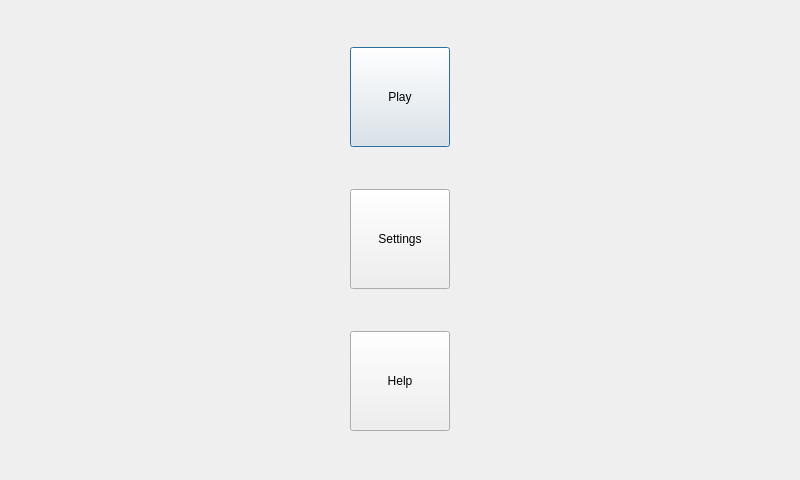
Before: the Qt Designer form maindialog.ui in lmnp/TexasHoldemManager, drawn with Qt 5.
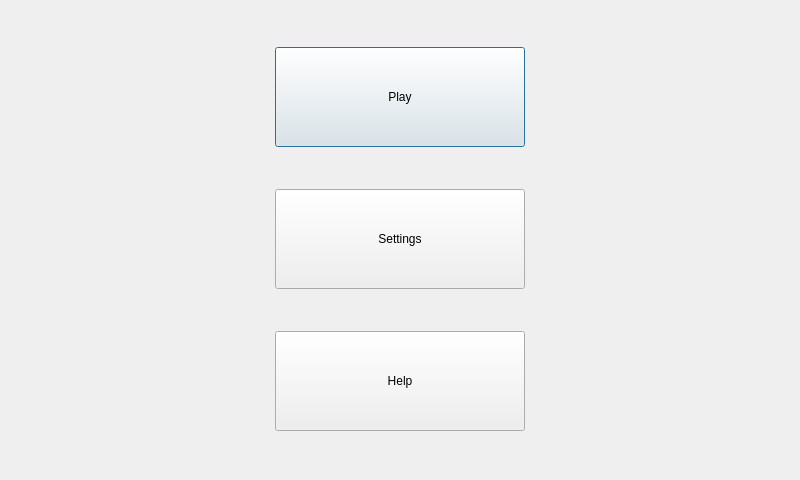
After: the same form once the commit is applied.

Commit message: Made buttons look nicer

Patch:
```diff
--- a/maindialog.ui
+++ b/maindialog.ui
@@ -16,15 +16,21 @@
   <layout class="QGridLayout" name="gridLayout">
    <item row="0" column="0">
     <widget class="QPushButton" name="pb_play">
+     <property name="sizePolicy">
+      <sizepolicy hsizetype="Fixed" vsizetype="Fixed">
+       <horstretch>0</horstretch>
+       <verstretch>0</verstretch>
+      </sizepolicy>
+     </property>
      <property name="minimumSize">
       <size>
-       <width>100</width>
+       <width>250</width>
        <height>100</height>
       </size>
      </property>
      <property name="maximumSize">
       <size>
-       <width>100</width>
+       <width>250</width>
        <height>100</height>
       </size>
      </property>
@@ -35,15 +41,21 @@
    </item>
    <item row="1" column="0">
     <widget class="QPushButton" name="pb_settings">
+     <property name="sizePolicy">
+      <sizepolicy hsizetype="Fixed" vsizetype="Fixed">
+       <horstretch>0</horstretch>
+       <verstretch>0</verstretch>
+      </sizepolicy>
+     </property>
      <property name="minimumSize">
       <size>
-       <width>100</width>
+       <width>250</width>
        <height>100</height>
       </size>
      </property>
      <property name="maximumSize">
       <size>
-       <width>100</width>
+       <width>250</width>
        <height>100</height>
       </size>
      </property>
@@ -54,15 +66,21 @@
    </item>
    <item row="2" column="0">
     <widget class="QPushButton" name="pb_help">
+     <property name="sizePolicy">
+      <sizepolicy hsizetype="Fixed" vsizetype="Fixed">
+       <horstretch>0</horstretch>
+       <verstretch>0</verstretch>
+      </sizepolicy>
+     </property>
      <property name="minimumSize">
       <size>
-       <width>100</width>
+       <width>250</width>
        <height>100</height>
       </size>
      </property>
      <property name="maximumSize">
       <size>
-       <width>100</width>
+       <width>250</width>
        <height>100</height>
       </size>
      </property>
```
Left out of the diff: 9 changed lines with no effect on the pictures. The commit also changes 3 other files.
